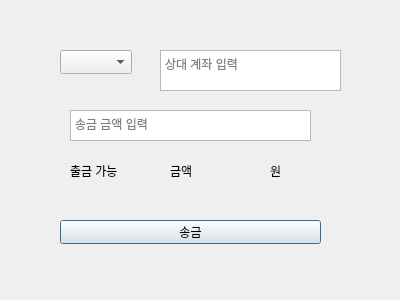
First picture: the form in project1/source/dashboard/senddialog.ui, repository taewooyun/hts, before the edit.
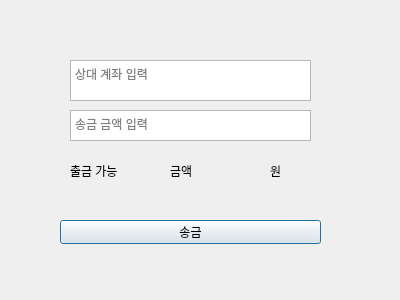
Second picture: the form after the edit.

Diff of the .ui file:
```diff
--- a/project1/source/dashboard/senddialog.ui
+++ b/project1/source/dashboard/senddialog.ui
@@ -13,22 +13,12 @@
   <property name="windowTitle">
    <string>Dialog</string>
   </property>
-  <widget class="QComboBox" name="comboBox">
-   <property name="geometry">
-    <rect>
-     <x>60</x>
-     <y>50</y>
-     <width>72</width>
-     <height>24</height>
-    </rect>
-   </property>
-  </widget>
   <widget class="QTextEdit" name="textEdit">
    <property name="geometry">
     <rect>
-     <x>160</x>
-     <y>50</y>
-     <width>181</width>
+     <x>70</x>
+     <y>60</y>
+     <width>241</width>
      <height>41</height>
     </rect>
    </property>
```
